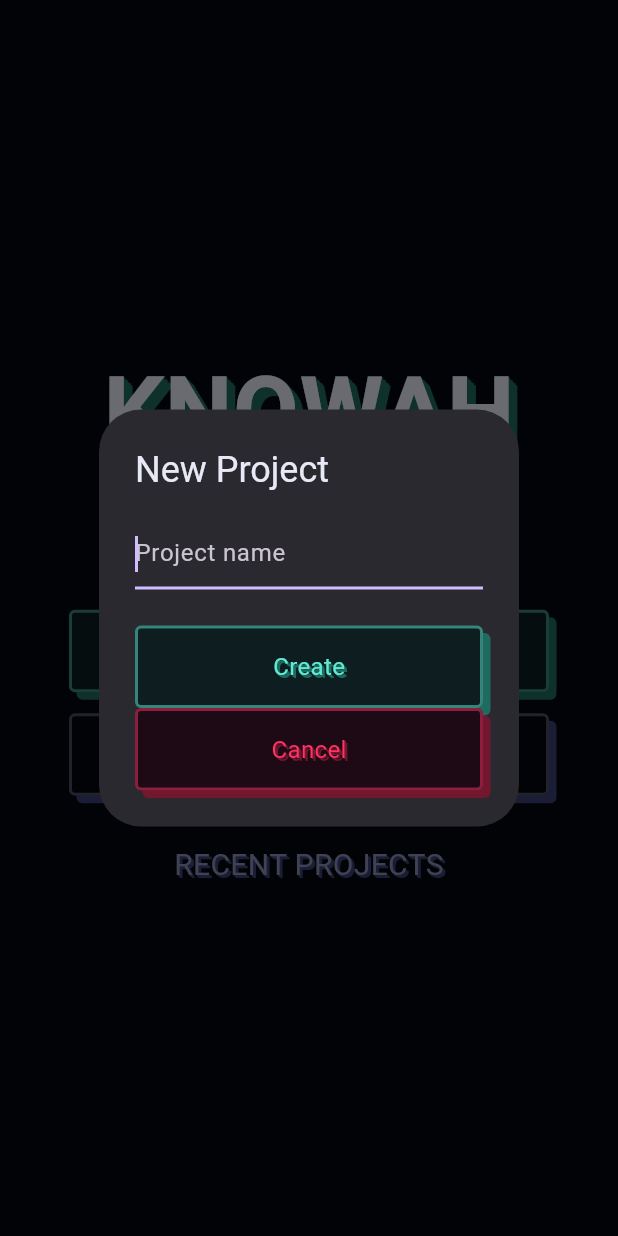
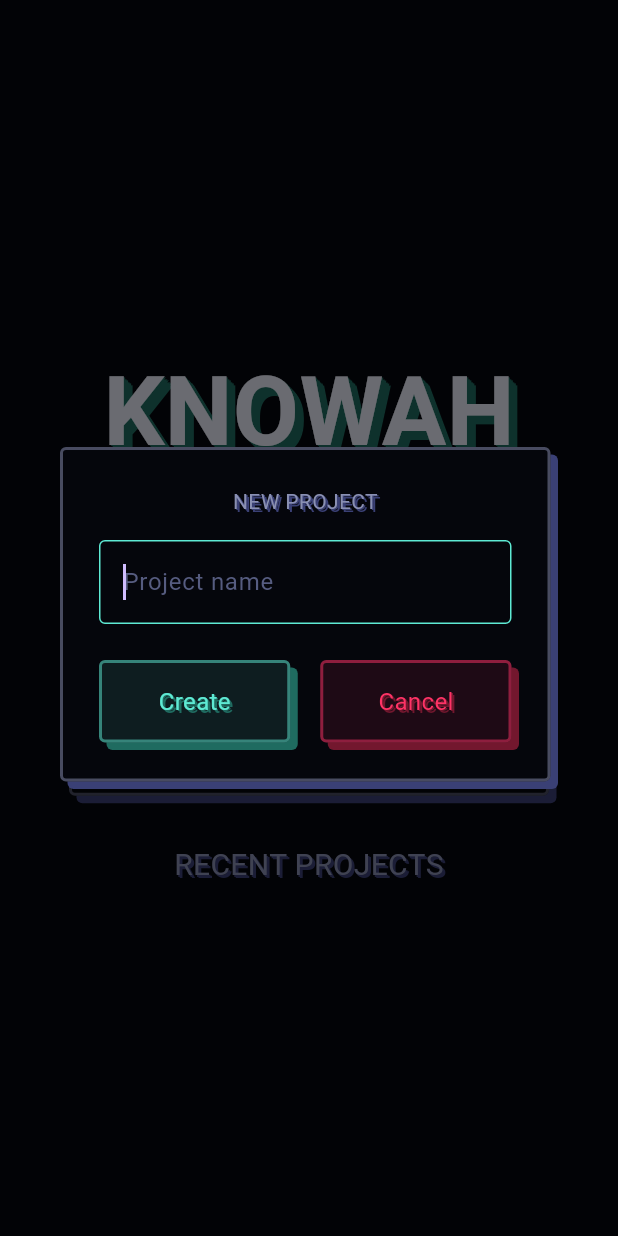
Before and after one commit to gonoahwhere/portfolio-projects, a Flutter app: the screen it shows after launch, after a tap on "+ New Project", on a phone screen of 412 x 824 dp. Run offline on Flutter 3.47's test engine with Material 3 defaults, Android fonts, the phone set to English and light mode, and no system bars; our stand-ins replace drift, drift_flutter, material_ui; accounts and stored records are empty; generated files the repository leaves out were written again; Roboto replaces fonts that are missing (RubikDirt, Sniglet).

Commit message:
Refactor: restyle the New Project pop up

```diff
--- a/knowah/lib/screens/menu_screen.dart
+++ b/knowah/lib/screens/menu_screen.dart
@@ -1,10 +1,12 @@
 // Imports Flutter's ready-made building blocks
 import 'package:material_ui/material_ui.dart';
 
-// Knowahs colours, the 3D text helper and the 3D button
+// Knowahs colours, the 3D helpers
 import 'package:knowah/themes/app_colours.dart';
 import 'package:knowah/themes/effects.dart';
 import 'package:knowah/widgets/button_3d.dart';
+import 'package:knowah/widgets/panel_3d.dart';
+import 'package:knowah/widgets/text_3d.dart';
 
 // The Item and the screen we are moving to
 import 'package:knowah/models/item.dart';
@@ -18,6 +20,8 @@ import 'package:knowah/models/project.dart';
 
 // The Link made in another file
 import 'package:knowah/models/link.dart';
+
+
 
 // The Menu is the first screen the user sees
 // StatefulWidget because it changes while the app runs (the list of projects load in)
@@ -72,29 +76,92 @@ class _MenuScreenState extends State<MenuScreen> {
             // StatefulBuilder gives the pop up its own setState, so it can redraw it
             builder: (context) => StatefulBuilder(
                 builder: (context, setDialogState) => AlertDialog(
-                    // The heading of the pop up
-                    title: const Text('New Project'),
+                    // Make the AlertDialog itself invisible so only our own 3D panel shows
+                    backgroundColor: Colors.transparent,
+                    elevation: 0,
+                    surfaceTintColor: Colors.transparent,
+                    // No built in padding, our panel does its own
+                    contentPadding: EdgeInsets.zero,
+                    content: SizedBox(
+                        // A fixed width, so the pop up doesn't stretch or squash
+                        width: 380,
+                        child: Padding(
+                            // Room on the right and bottom for the 3D edge
+                            padding: const EdgeInsets.only(right: 5, bottom: 5),
+                            child: Panel3D(
+                                // More space inside than a list row has
+                                padding: const EdgeInsets.all(24),
+                                child: Column(
+                                    // Only as tall as its contents
+                                    mainAxisSize: MainAxisSize.min,
+                                    // Stretches the text box and buttons to the full width
+                                    crossAxisAlignment: CrossAxisAlignment.stretch,
+                                    children: [
+                                        // The heading, centred
+                                        const Center(
+                                            child: Text3D(
+                                                'NEW PROJECT',
+                                                colour: AppColours.textDim,
+                                                fontSize: 14,
+                                            ),
+                                        ),
+                                        const SizedBox(height: 16),
+
                                         // The text box where the name is typed
-                    content: TextField(
-                        // The cursor starts in the box
+                                        TextField(
+                                            // The cursor starts inside the box
                                             autofocus: true,
+                                            // The colour of the text being typed
+                                            style: const TextStyle(color: AppColours.text),
                                             decoration: InputDecoration(
                                                 hintText: 'Project name',
+                                                hintStyle: const TextStyle(color: AppColours.textFaint),
+                                                // errorText shows the message under the box, nothing if it is null
                                                 errorText: errorText,
+                                                // The box border, slightly rounded, like the buttons
+                                                enabledBorder: OutlineInputBorder(
+                                                    borderRadius: BorderRadius.circular(4),
+                                                    borderSide: BorderSide(
+                                                        color: AppColours.textDim.withValues(alpha: 0.5),
+                                                    ),
+                                                ),
+
+                                                // Cyan while the cursor is inside the box
+                                                focusedBorder: OutlineInputBorder(
+                                                    borderRadius: BorderRadius.circular(4),
+                                                    borderSide: const BorderSide(color: AppColours.cyan),
+                                                ),
+
+                                                // Red when there is an error message
+                                                errorBorder: OutlineInputBorder(
+                                                    borderRadius: BorderRadius.circular(4),
+                                                    borderSide: const BorderSide(color: AppColours.red),
+                                                ),
+                                                focusedErrorBorder: OutlineInputBorder(
+                                                    borderRadius: BorderRadius.circular(4),
+                                                    borderSide: const BorderSide(color: AppColours.red),
+                                                ),
                                             ),
                                             // onChanged runs every time the user types, keeping the latest text
                                             onChanged: (value) => enteredName = value,
                                         ),
-                    actions: [
-                        // Create checks the name, closes the pop up and passes back the typed name
-                        Button3D(
+                                        const SizedBox(height: 24),
+
+                                        // The two buttons, side by size
+                                        Row(
+                                            children: [
+                                                // Expanded gives each button an equal share of the width
+                                                Expanded(
+                                                    // Create checks the name, then closes the pop up and passes it back
+                                                    child: Button3D(
+                                                        label: 'Create',
                                                         cyan: true,
-                            label: 'Create',
                                                         onPressed: () {
                                                             // try: attempt to make a Project, which runs the name rules
                                                             try {
                                                                 Project(name: enteredName);
                                                                 // No error, so the name is fine, close the pop up
+                                                                Navigator.pop(context, enteredName);
                                                             } on ArgumentError catch (error) {
                                                                 // catch: the name broke a rule, so show its message
                                                                 // and keep the pop up open
@@ -102,13 +169,25 @@ class _MenuScreenState extends State<MenuScreen> {
                                                             }
                                                         },
                                                     ),
+                                                ),
+
+                                                // A gap wider than the 3D edge, so the buttons don't touch
+                                                const SizedBox(width: 20),
+                                                Expanded(
                                                     // Cancel closes the pop up and passes back nothing (null)
-                        Button3D(
+                                                    child: Button3D(
+                                                        label: 'Cancel',
                                                         red: true,
-                            label: 'Cancel',
                                                         onPressed: () => Navigator.pop(context),
                                                     ),
+                                                ),
                                             ],
+                                        ),
+                                    ],
+                                ),
+                            ),
+                        ),
+                    ),
                 ),
             ),
         );
```
Also changed, not shown: 2 other files. Lines whose indentation alone changed are shown as unchanged.
